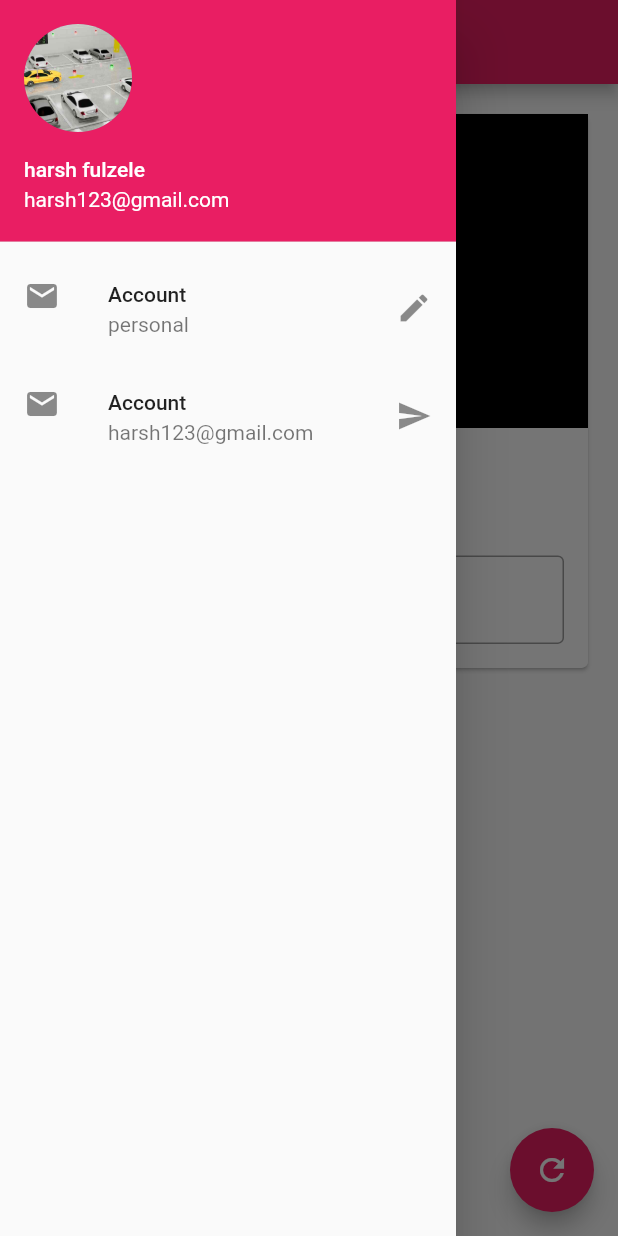
After one commit to harshfulzele987/Awsome-App, a Flutter app: the screen it shows after launch, with the side drawer open, on a phone screen of 412 x 824 dp. The commit adds this screen. Run offline on Flutter 3.47's test engine with Material 2 defaults, Android fonts, the phone set to English and light mode, and no system bars.

Commit message:
routing added and managable code

```diff
--- /dev/null
+++ b/lib/bg_imagr.dart
@@ -0,0 +1,16 @@
+
+import 'package:flutter/material.dart';
+
+class BgImage extends StatelessWidget {
+  const BgImage({Key key}) : super(key: key);
+
+  @override
+  Widget build(BuildContext context) {
+    return Image.asset(
+                  "assets/bg1.jpeg",
+                  fit: BoxFit.cover,
+                );
+
+
+  }
+}
--- /dev/null
+++ b/lib/card.dart
@@ -0,0 +1,44 @@
+import 'package:flutter/material.dart';
+
+import 'bg_imagr.dart';
+
+
+class change_name_card extends StatelessWidget {
+  const change_name_card({
+    Key key,
+    @required this.myText,
+    @required TextEditingController nameController,
+  }) : _nameController = nameController, super(key: key);
+
+  final String myText;
+  final TextEditingController _nameController;
+
+  @override
+  Widget build(BuildContext context) {
+    return Column(
+      children: <Widget>[
+       BgImage(),
+        SizedBox(
+          height: 20,
+        ),
+        Text(
+          myText,
+          style: TextStyle(fontSize: 25, fontWeight: FontWeight.bold),
+        ),
+        SizedBox(height: 20),
+        Padding(
+          padding: const EdgeInsets.all(16.0),
+          child: TextField(
+            controller: _nameController,
+            keyboardType: TextInputType.text,
+            decoration: InputDecoration(
+              hintText: "Enter something here !",
+              border: OutlineInputBorder(),
+              labelText: "|Name",
+            ),
+          ),
+        )
+      ],
+    );
+  }
+}
--- /dev/null
+++ b/lib/drawer.dart
@@ -0,0 +1,33 @@
+import 'package:flutter/material.dart';
+
+
+class Mydrawer extends StatelessWidget {
+  const Mydrawer({Key key}) : super(key: key);
+
+  @override
+  Widget build(BuildContext context) {
+    return  Drawer(
+        child: ListView(children: <Widget>[
+          UserAccountsDrawerHeader(
+            accountName: Text("harsh fulzele"),
+            accountEmail: Text("harsh123@gmail.com"),
+            currentAccountPicture:
+                CircleAvatar(backgroundImage: AssetImage("assets/bg.jpeg")),
+          ),
+          ListTile(
+            leading: Icon(Icons.email),
+            title: Text("Account"),
+            subtitle: Text("personal"),
+            trailing: Icon(Icons.edit),
+          ),
+          ListTile(
+            leading: Icon(Icons.email),
+            title: Text("Account"),
+            subtitle: Text("harsh123@gmail.com"),
+            trailing: Icon(Icons.send),
+          ),
+        ]),
+
+    );
+  }
+}
--- /dev/null
+++ b/lib/pages/home_page.dart
@@ -0,0 +1,49 @@
+import 'package:flutter/material.dart';
+
+import '../card.dart';
+import '../drawer.dart';
+
+
+
+
+class HomePage extends StatefulWidget {
+  @override
+  _HomePageState createState() => _HomePageState();
+}
+
+class _HomePageState extends State<HomePage> {
+  TextEditingController _nameController = TextEditingController();
+  var myText = "Change me";
+
+  @override
+  void initState() {
+    super.initState();
+  }
+
+  Widget build(BuildContext context) {
+    return Scaffold(
+      appBar: AppBar(
+        title: Text("awsome app"),
+      ),
+      body: Padding(
+        padding: const EdgeInsets.all(16.0),
+        child: SingleChildScrollView(
+          child: Card(
+            child: change_name_card(myText: myText, nameController: _nameController),
+          ),
+        ),
+      ),
+
+           drawer: Mydrawer(),
+
+
+      floatingActionButton: FloatingActionButton(
+        onPressed: () {
+          myText = _nameController.text;
+          setState(() {});
+        },
+        child: Icon(Icons.refresh),
+      ),
+    );
+  }
+}
```
Also changed, not shown: lib/main.dart (+8 -95 lines).
